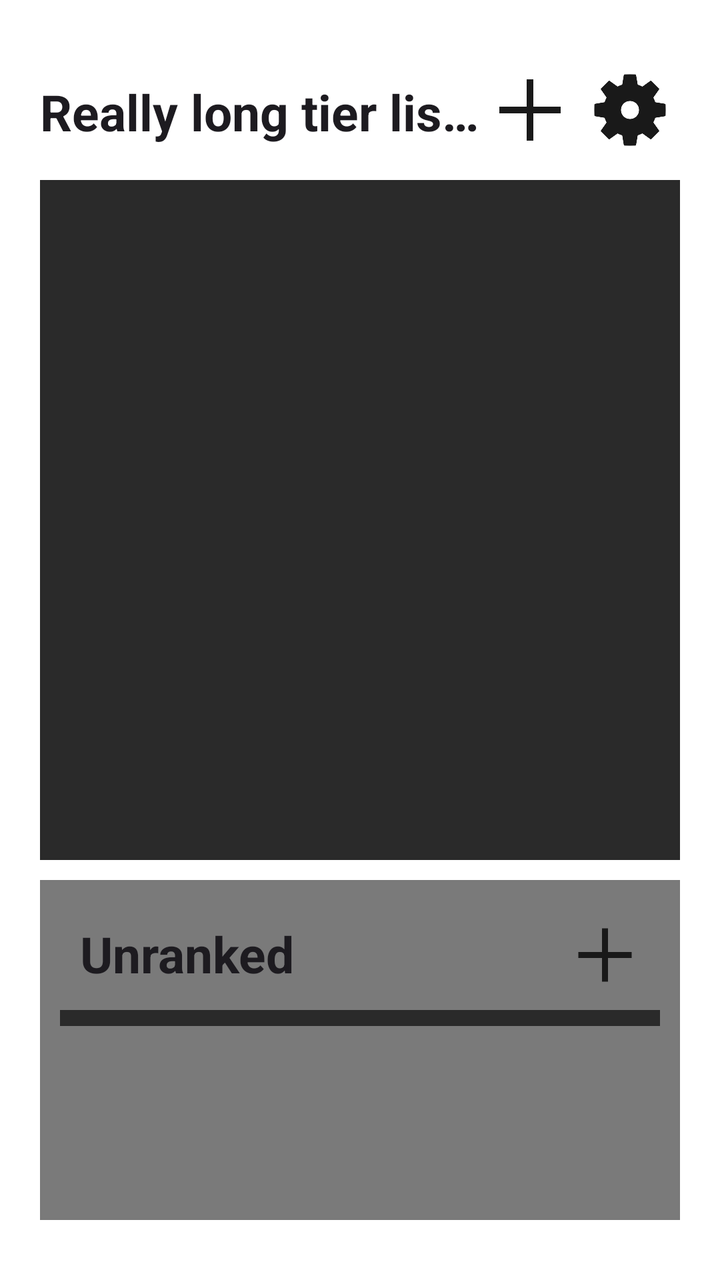
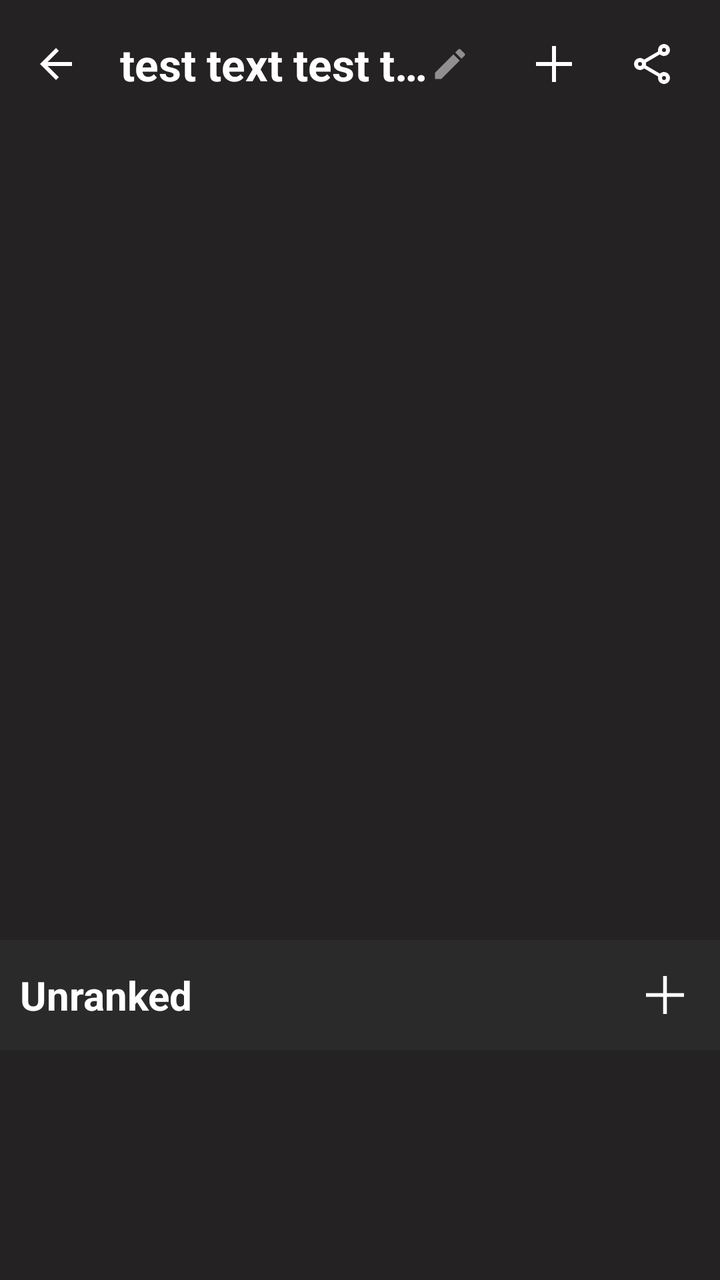

Compare the two renders of this Android layout. The source of the first and the diff that turns it into the second are given below.
<!-- AndroidManifest.xml: application theme Theme.Sample_project -->
<!-- res/layout/activity_main.xml -->
<?xml version="1.0" encoding="utf-8"?>
<androidx.constraintlayout.widget.ConstraintLayout xmlns:android="http://schemas.android.com/apk/res/android"
    xmlns:app="http://schemas.android.com/apk/res-auto"

    android:fitsSystemWindows="true"
    android:layout_width="match_parent"
    android:layout_height="match_parent"
    android:alpha="1"
    android:background="#FFFFFF">

    <LinearLayout
        android:id="@+id/mainLayout"
        android:layout_width="match_parent"
        android:layout_height="match_parent"
        android:orientation="vertical"
        android:paddingBottom="30dp"
        android:paddingTop="30dp"
        android:paddingLeft="20dp"
        android:paddingRight="20dp"
        app:layout_constraintTop_toTopOf="parent">

        <LinearLayout
            android:layout_width="match_parent"
            android:layout_height="wrap_content"
            android:orientation="horizontal">

            <TextView
                android:id="@+id/tierListTitle"
                android:layout_width="0dp"
                android:layout_height="match_parent"
                android:layout_weight="1"
                android:paddingTop="9dp"
                android:paddingBottom="9dp"
                android:text="Really long tier list name to see how we deal with it"
                android:textAppearance="@style/TextAppearance.AppCompat.Large"
                android:textSize="25sp"
                android:textStyle="bold"
                android:textAlignment="viewStart"
                android:ellipsize="end"
                android:maxLines="1" />

            <ImageButton
                android:id="@+id/plusIcon"
                android:layout_width="50dp"
                android:layout_height="50dp"
                android:padding="5dp"
                android:background="@null"
                app:tint="#191919"
                android:scaleType="centerCrop"
                app:srcCompat="@drawable/plus" />

            <ImageButton
                android:id="@+id/tierSettings"
                android:layout_width="50dp"
                android:layout_height="50dp"
                android:padding="5dp"
                android:background="@null"
                app:tint="#191919"
                android:scaleType="centerCrop"
                app:srcCompat="@drawable/tiersettings" />
        </LinearLayout>

        <androidx.recyclerview.widget.RecyclerView
            android:id="@+id/tierContainer"
            android:layout_width="match_parent"
            android:layout_height="0dp"
            android:layout_marginTop="10dp"
            android:layout_marginBottom="10dp"
            android:layout_weight="1"
            android:background="#2A2A2A"
            android:paddingLeft="4dp"
            android:paddingTop="8dp"
            android:paddingRight="4dp"
            android:paddingBottom="8dp" />

        <LinearLayout
            android:id="@+id/unrankedContainer"
            android:layout_width="match_parent"
            android:layout_height="170dp"
            android:background="#7A7A7A"
            android:orientation="vertical"
            android:padding="10dp">

            <LinearLayout
                android:id="@+id/unrankedContainerHeader"
                android:layout_width="match_parent"
                android:layout_height="wrap_content"
                android:background="#7A7A7A"
                android:orientation="horizontal"
                android:padding="10dp">

                <TextView
                    android:id="@+id/tierTitle"
                    android:layout_width="0dp"
                    android:layout_height="wrap_content"
                    android:layout_weight="1"
                    android:text="Unranked"
                    android:textAlignment="viewStart"
                    android:textAppearance="@style/TextAppearance.AppCompat.Large"
                    android:textSize="25sp"
                    android:textStyle="bold" />

                <ImageButton
                    android:id="@+id/plusIconItem"
                    android:layout_width="35dp"
                    android:layout_height="35dp"
                    android:layout_gravity="center_vertical"
                    android:background="@null"
                    app:tint="#191919"
                    android:scaleType="centerCrop"
                    app:srcCompat="@drawable/plus" />
            </LinearLayout>

            <androidx.recyclerview.widget.RecyclerView
                android:id="@+id/itemHolderUnranked"
                android:layout_width="match_parent"
                android:layout_height="wrap_content"
                android:background="#2A2A2A"
                android:padding="4dp"
                android:scrollbars="none"
                app:layout_constrainedHeight="true" />
        </LinearLayout>
    </LinearLayout>

</androidx.constraintlayout.widget.ConstraintLayout>
<!-- resources referenced by this layout -->
<resources>
  <!-- drawable plus: png bitmap (drawable, 3029 bytes) -->
  <!-- drawable tiersettings: png bitmap (drawable, 18298 bytes) -->
  <style name="Theme.Sample_project" parent="Base.Theme.Sample_project" />
  <style name="Base.Theme.Sample_project" parent="Theme.Material3.DayNight.NoActionBar">
          
          
          <item name="android:windowBackground">@color/cardview_light_background</item>
      </style>
</resources>

<!-- the commit's change to res/layout/activity_main.xml (unified diff, before → after) -->
@@ -1,125 +1,263 @@
 <?xml version="1.0" encoding="utf-8"?>
-<androidx.constraintlayout.widget.ConstraintLayout xmlns:android="http://schemas.android.com/apk/res/android"
+<LinearLayout xmlns:android="http://schemas.android.com/apk/res/android"
     xmlns:app="http://schemas.android.com/apk/res-auto"
+    xmlns:tools="http://schemas.android.com/tools"
 
     android:fitsSystemWindows="true"
+    android:id="@+id/mainLayout"
     android:layout_width="match_parent"
     android:layout_height="match_parent"
-    android:alpha="1"
-    android:background="#FFFFFF">
+    android:background="@color/background"
+    android:orientation="vertical"
+
+
+    app:layout_constraintTop_toTopOf="parent">
+
+    <include
+        android:id="@+id/toolbarInclude"
+        layout="@layout/toolbar_main"
+        app:layout_constraintTop_toTopOf="parent"
+        app:layout_constraintStart_toStartOf="parent"
+        app:layout_constraintEnd_toEndOf="parent" />
+
+    <androidx.recyclerview.widget.RecyclerView
+        android:id="@+id/tierContainer"
+        android:layout_width="match_parent"
+        android:layout_height="0dp"
+        android:layout_marginBottom="10dp"
+        android:layout_weight="1"
+        android:background="@color/background"
+        android:paddingLeft="4dp"
+        android:paddingTop="8dp"
+        android:paddingRight="4dp"
+        android:paddingBottom="8dp"
+        tools:listitem="@layout/tier_layout" />
 
     <LinearLayout
-        android:id="@+id/mainLayout"
-        android:layout_width="match_parent"
-        android:layout_height="match_parent"
-        android:orientation="vertical"
-        android:paddingBottom="30dp"
-        android:paddingTop="30dp"
-        android:paddingLeft="20dp"
-        android:paddingRight="20dp"
-        app:layout_constraintTop_toTopOf="parent">
+        android:id="@+id/unrankedContainer"
+        android:layout_width="match_parent"
+        android:layout_height="170dp"
+        android:background="@color/background"
+        android:orientation="vertical">
+
+        <LinearLayout
+            android:id="@+id/unrankedContainerHeader"
+            android:layout_width="match_parent"
+            android:layout_height="wrap_content"
+            android:background="#2A2A2A"
+            android:gravity="center_vertical"
+            android:orientation="horizontal"
+            android:padding="10dp">
+
+            <TextView
+                android:id="@+id/tierTitle"
+                android:layout_width="0dp"
+                android:layout_height="wrap_content"
+                android:layout_weight="1"
+                android:text="@string/unranked"
+                android:textColor="@color/white"
+                android:textAlignment="viewStart"
+                android:textSize="20sp"
+                android:textStyle="bold" />
+
+            <ImageButton
+                android:id="@+id/plusIconItem"
+                android:layout_width="35dp"
+                android:layout_height="35dp"
+                android:padding="5dp"
+                android:layout_gravity="center_vertical"
+                android:background="@null"
+                app:tint="@color/white"
+                android:scaleType="centerCrop"
+                android:contentDescription="@string/add_tier_item"
+                app:srcCompat="@drawable/plus" />
+        </LinearLayout>
+
+        <androidx.recyclerview.widget.RecyclerView
+            android:id="@+id/itemHolderUnranked"
+            android:layout_width="match_parent"
+            android:layout_height="wrap_content"
+            android:background="#2A2A2A"
+            android:scrollbars="none"
+            app:layout_constrainedHeight="true" />
+
+    </LinearLayout>
+
+</LinearLayout>
+<!-- res/layout/toolbar_main.xml (included above) -->
+<com.google.android.material.appbar.AppBarLayout xmlns:android="http://schemas.android.com/apk/res/android"
+    xmlns:app="http://schemas.android.com/apk/res-auto"
+    android:layout_width="match_parent"
+    android:layout_height="wrap_content"
+    android:background="@color/background"
+    android:elevation="@dimen/toolbar_elevation">
+
+    <com.google.android.material.appbar.MaterialToolbar
+        android:id="@+id/toolbarMaterial"
+        android:layout_width="match_parent"
+        android:layout_height="?attr/actionBarSize"
+        android:background="@color/background"
+        app:contentInsetStart="0dp"
+        app:contentInsetEnd="0dp">
 
         <LinearLayout
             android:layout_width="match_parent"
-            android:layout_height="wrap_content"
-            android:orientation="horizontal">
-
-            <TextView
-                android:id="@+id/tierListTitle"
+            android:layout_height="match_parent"
+            android:orientation="horizontal"
+            android:paddingHorizontal="8dp"
+            android:gravity="center_vertical">
+
+            <ImageButton
+                android:id="@+id/backButton"
+                android:layout_width="40dp"
+                android:layout_height="40dp"
+                android:background="?attr/selectableItemBackgroundBorderless"
+                android:padding="8dp"
+                android:scaleType="centerInside"
+                app:srcCompat="@drawable/back_arrow"
+                android:contentDescription="@string/go_to_my_tier_lists"
+                app:tint="@color/white" />
+
+            <LinearLayout
+                android:id="@+id/titleEditArea"
                 android:layout_width="0dp"
-                android:layout_height="match_parent"
+                android:layout_height="wrap_content"
                 android:layout_weight="1"
-                android:paddingTop="9dp"
-                android:paddingBottom="9dp"
-                android:text="Really long tier list name to see how we deal with it"
-                android:textAppearance="@style/TextAppearance.AppCompat.Large"
-                android:textSize="25sp"
-                android:textStyle="bold"
-                android:textAlignment="viewStart"
-                android:ellipsize="end"
-                android:maxLines="1" />
-
-            <ImageButton
-                android:id="@+id/plusIcon"
-                android:layout_width="50dp"
-                android:layout_height="50dp"
-                android:padding="5dp"
-                android:background="@null"
-                app:tint="#191919"
-                android:scaleType="centerCrop"
-                app:srcCompat="@drawable/plus" />
-
-            <ImageButton
-                android:id="@+id/tierSettings"
-                android:layout_width="50dp"
-                android:layout_height="50dp"
-                android:padding="5dp"
-                android:background="@null"
-                app:tint="#191919"
-                android:scaleType="centerCrop"
-                app:srcCompat="@drawable/tiersettings" />
-        </LinearLayout>
-
-        <androidx.recyclerview.widget.RecyclerView
-            android:id="@+id/tierContainer"
-            android:layout_width="match_parent"
-            android:layout_height="0dp"
-            android:layout_marginTop="10dp"
-            android:layout_marginBottom="10dp"
-            android:layout_weight="1"
-            android:background="#2A2A2A"
-            android:paddingLeft="4dp"
-            android:paddingTop="8dp"
-            android:paddingRight="4dp"
-            android:paddingBottom="8dp" />
-
-        <LinearLayout
-            android:id="@+id/unrankedContainer"
-            android:layout_width="match_parent"
-            android:layout_height="170dp"
-            android:background="#7A7A7A"
-            android:orientation="vertical"
-            android:padding="10dp">
-
-            <LinearLayout
-                android:id="@+id/unrankedContainerHeader"
-                android:layout_width="match_parent"
-                android:layout_height="wrap_content"
-                android:background="#7A7A7A"
+                android:layout_marginHorizontal="8dp"
                 android:orientation="horizontal"
-                android:padding="10dp">
+                android:gravity="center_vertical"
+                android:background="?attr/selectableItemBackground"
+                android:padding="4dp">
 
                 <TextView
-                    android:id="@+id/tierTitle"
+                    android:id="@+id/tierListTitle"
                     android:layout_width="0dp"
                     android:layout_height="wrap_content"
                     android:layout_weight="1"
-                    android:text="Unranked"
-                    android:textAlignment="viewStart"
-                    android:textAppearance="@style/TextAppearance.AppCompat.Large"
-                    android:textSize="25sp"
-                    android:textStyle="bold" />
-
-                <ImageButton
-                    android:id="@+id/plusIconItem"
-                    android:layout_width="35dp"
-                    android:layout_height="35dp"
-                    android:layout_gravity="center_vertical"
-                    android:background="@null"
-                    app:tint="#191919"
-                    android:scaleType="centerCrop"
-                    app:srcCompat="@drawable/plus" />
+                    android:text="@string/test_text"
+                    android:textColor="@color/white"
+                    android:textSize="22sp"
+                    android:textStyle="bold"
+                    android:ellipsize="end"
+                    android:maxLines="1" />
+
+                <ImageView
+                    android:layout_width="20dp"
+                    android:layout_height="20dp"
+                    android:alpha="0.5"
+                    app:srcCompat="@drawable/edit"
+                    android:contentDescription="@string/edit_tier_list"
+                    app:tint="@color/white" />
+
             </LinearLayout>
 
-            <androidx.recyclerview.widget.RecyclerView
-                android:id="@+id/itemHolderUnranked"
-                android:layout_width="match_parent"
-                android:layout_height="wrap_content"
-                android:background="#2A2A2A"
-                android:padding="4dp"
-                android:scrollbars="none"
-                app:layout_constrainedHeight="true" />
+            <ImageButton
+                android:id="@+id/plusIcon"
+                android:layout_width="40dp"
+                android:layout_height="40dp"
+                android:background="?attr/selectableItemBackgroundBorderless"
+                android:padding="8dp"
+                android:layout_marginHorizontal="10dp"
+                android:scaleType="centerInside"
+                app:srcCompat="@drawable/plus"
+                android:contentDescription="@string/add_a_new_tier"
+                app:tint="@color/white" />
+
+            <ImageButton
+                android:id="@+id/shareTemplate"
+                android:layout_width="40dp"
+                android:layout_height="40dp"
+                android:padding="8dp"
+                android:layout_marginEnd="5dp"
+                android:background="?attr/selectableItemBackgroundBorderless"
+                android:scaleType="centerInside"
+                app:srcCompat="@drawable/share"
+                android:contentDescription="@string/share_tier_list_as_template"
+                app:tint="@color/white" />
+
         </LinearLayout>
+
+    </com.google.android.material.appbar.MaterialToolbar>
+
+</com.google.android.material.appbar.AppBarLayout>
+<!-- res/layout/tier_layout.xml (included above) -->
+<?xml version="1.0" encoding="utf-8"?>
+<LinearLayout xmlns:android="http://schemas.android.com/apk/res/android"
+    xmlns:app="http://schemas.android.com/apk/res-auto"
+    xmlns:tools="http://schemas.android.com/tools"
+    android:id="@+id/layout0"
+    android:layout_width="match_parent"
+    android:layout_height="wrap_content"
+    android:layout_marginLeft="8dp"
+    android:layout_marginTop="0dp"
+    android:layout_marginRight="8dp"
+    android:layout_marginBottom="4dp"
+    android:padding="7dp"
+    android:background="#EF4343"
+    android:orientation="vertical">
+
+    <LinearLayout
+        android:layout_width="match_parent"
+        android:layout_height="wrap_content"
+        android:layout_marginHorizontal="10dp"
+        android:gravity="center_vertical"
+        android:orientation="horizontal">
+
+        <TextView
+            android:id="@+id/tierTitle"
+            android:layout_width="0dp"
+            android:layout_height="wrap_content"
+            android:layout_weight="1"
+            android:text="@string/test_text"
+            android:maxLines="1"
+            android:ellipsize="end"
+            android:textColor="@color/black"
+            android:textSize="20sp"
+            android:textStyle="bold" />
+
+        <ImageButton
+            android:id="@+id/upButton"
+            android:layout_width="37dp"
+            android:layout_height="37dp"
+            android:padding="6dp"
+            android:background="?attr/selectableItemBackgroundBorderless"
+            app:tint="@color/black"
+            android:scaleType="centerCrop"
+            android:contentDescription="@string/move_tier_up"
+            app:srcCompat="@drawable/uparrow" />
+
+        <ImageButton
+            android:id="@+id/downButton"
+            android:layout_width="37dp"
+            android:layout_height="37dp"
+            android:padding="6dp"
+            android:background="?attr/selectableItemBackgroundBorderless"
+            app:tint="@color/black"
+            android:scaleType="centerCrop"
+            android:contentDescription="@string/move_tier_down"
+            app:srcCompat="@drawable/downarrow" />
+
+        <ImageButton
+            android:id="@+id/tierSettings"
+            android:layout_width="37dp"
+            android:layout_height="37dp"
+            android:padding="6dp"
+            android:background="?attr/selectableItemBackgroundBorderless"
+            app:tint="@color/black"
+            android:scaleType="centerCrop"
+            android:contentDescription="@string/configure_tier"
+            app:srcCompat="@drawable/tiersettings" />
+
     </LinearLayout>
 
-</androidx.constraintlayout.widget.ConstraintLayout>
+    <androidx.recyclerview.widget.RecyclerView
+        android:id="@+id/itemHolder"
+        android:layout_width="match_parent"
+        android:layout_height="wrap_content"
+        android:background="#2A2A2A"
+        android:padding="4dp"
+        android:scrollbars="none"
+        app:layout_constrainedHeight="true"
+        tools:itemCount="4" />
+
+</LinearLayout>
<!-- resource entries referenced after the edit -->
@@ -1,7 +1,41 @@
 <!-- resources referenced by this layout -->
 <resources>
+  <color name="background">#242222</color>
+  <color name="black">#FF000000</color>
+  <color name="white">#FFFFFFFF</color>
+  <dimen name="toolbar_elevation">5dp</dimen>"
+  <!-- drawable back_arrow (drawable) -->
+  <vector xmlns:android="http://schemas.android.com/apk/res/android" android:autoMirrored="true" android:height="24dp" android:tint="#E90053" android:viewportHeight="960" android:viewportWidth="960" android:width="24dp">
+        
+      <path android:fillColor="@android:color/white" android:pathData="M313,520L537,744L480,800L160,480L480,160L537,216L313,440L800,440L800,520L313,520Z"/>
+      
+  </vector>
+  <!-- drawable downarrow: png bitmap (drawable, 12579 bytes) -->
+  <!-- drawable edit (drawable) -->
+  <vector xmlns:android="http://schemas.android.com/apk/res/android" android:height="24dp" android:tint="#E90053" android:viewportHeight="24" android:viewportWidth="24" android:width="24dp">
+        
+      <path android:fillColor="@android:color/white" android:pathData="M3,17.25V21h3.75L17.81,9.94l-3.75,-3.75L3,17.25zM20.71,7.04c0.39,-0.39 0.39,-1.02 0,-1.41l-2.34,-2.34c-0.39,-0.39 -1.02,-0.39 -1.41,0l-1.83,1.83 3.75,3.75 1.83,-1.83z"/>
+      
+  </vector>
   <!-- drawable plus: png bitmap (drawable, 3029 bytes) -->
+  <!-- drawable share (drawable) -->
+  <vector xmlns:android="http://schemas.android.com/apk/res/android" android:height="24dp" android:tint="#E90053" android:viewportHeight="960" android:viewportWidth="960" android:width="24dp">
+        
+      <path android:fillColor="@android:color/white" android:pathData="M680,880Q630,880 595,845Q560,810 560,760Q560,754 563,732L282,568Q266,583 245,591.5Q224,600 200,600Q150,600 115,565Q80,530 80,480Q80,430 115,395Q150,360 200,360Q224,360 245,368.5Q266,377 282,392L563,228Q561,221 560.5,214.5Q560,208 560,200Q560,150 595,115Q630,80 680,80Q730,80 765,115Q800,150 800,200Q800,250 765,285Q730,320 680,320Q656,320 635,311.5Q614,303 598,288L317,452Q319,459 319.5,465.5Q320,472 320,480Q320,488 319.5,494.5Q319,501 317,508L598,672Q614,657 635,648.5Q656,640 680,640Q730,640 765,675Q800,710 800,760Q800,810 765,845Q730,880 680,880ZM680,800Q697,800 708.5,788.5Q720,777 720,760Q720,743 708.5,731.5Q697,720 680,720Q663,720 651.5,731.5Q640,743 640,760Q640,777 651.5,788.5Q663,800 680,800ZM200,520Q217,520 228.5,508.5Q240,497 240,480Q240,463 228.5,451.5Q217,440 200,440Q183,440 171.5,451.5Q160,463 160,480Q160,497 171.5,508.5Q183,520 200,520ZM708.5,228.5Q720,217 720,200Q720,183 708.5,171.5Q697,160 680,160Q663,160 651.5,171.5Q640,183 640,200Q640,217 651.5,228.5Q663,240 680,240Q697,240 708.5,228.5ZM680,760Q680,760 680,760Q680,760 680,760Q680,760 680,760Q680,760 680,760Q680,760 680,760Q680,760 680,760Q680,760 680,760Q680,760 680,760ZM200,480Q200,480 200,480Q200,480 200,480Q200,480 200,480Q200,480 200,480Q200,480 200,480Q200,480 200,480Q200,480 200,480Q200,480 200,480ZM680,200Q680,200 680,200Q680,200 680,200Q680,200 680,200Q680,200 680,200Q680,200 680,200Q680,200 680,200Q680,200 680,200Q680,200 680,200Z"/>
+      
+  </vector>
   <!-- drawable tiersettings: png bitmap (drawable, 18298 bytes) -->
+  <!-- drawable uparrow: png bitmap (drawable, 12583 bytes) -->
+  <string name="add_a_new_tier">Add a new Tier</string>
+  <string name="add_tier_item">Add Tier Item</string>
+  <string name="configure_tier">Configure Tier</string>
+  <string name="edit_tier_list">Edit tier list</string>
+  <string name="go_to_my_tier_lists">Go To My Tier Lists</string>
+  <string name="move_tier_down">Move Tier down</string>
+  <string name="move_tier_up">Move Tier up</string>
+  <string name="share_tier_list_as_template">Share Tier List as Template</string>
+  <string name="test_text">test text test text test text test text</string>
+  <string name="unranked">Unranked</string>
   <style name="Theme.Sample_project" parent="Base.Theme.Sample_project" />
   <style name="Base.Theme.Sample_project" parent="Theme.Material3.DayNight.NoActionBar">
           
